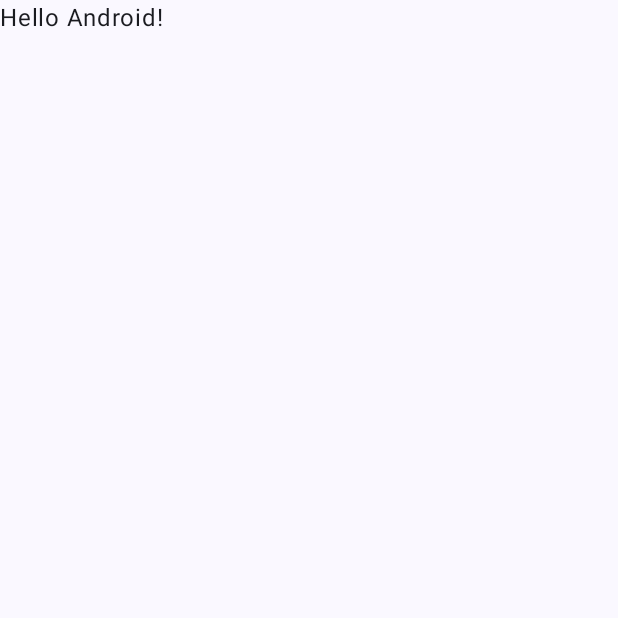
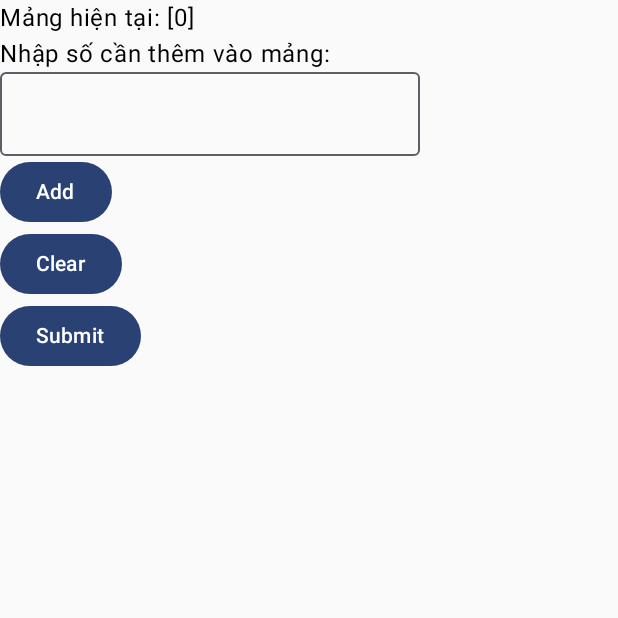
Before and after one commit to MaiKhoa0101/AlgorithmSimulationApp, an Android app built with Jetpack Compose: the screen it shows after launch (MainActivity), on a phone screen of 412 x 824 dp, the top half of it. Before the commit the part shown is almost empty. Run offline under Robolectric (Android 15) with nearby library versions, the light colour scheme and no system bars.

Commit message:
add merge sort

```diff
--- a/app/src/main/java/com/example/algorithmssimulationapp/MainActivity.kt
+++ b/app/src/main/java/com/example/algorithmssimulationapp/MainActivity.kt
@@ -4,13 +4,19 @@ import android.os.Bundle
 import androidx.activity.ComponentActivity
 import androidx.activity.compose.setContent
 import androidx.activity.enableEdgeToEdge
-import androidx.compose.foundation.layout.fillMaxSize
-import androidx.compose.foundation.layout.padding
-import androidx.compose.material3.Scaffold
+import androidx.compose.foundation.layout.Column
+import androidx.compose.foundation.layout.Row
+import androidx.compose.material3.Button
+import androidx.compose.material3.OutlinedTextField
 import androidx.compose.material3.Text
 import androidx.compose.runtime.Composable
-import androidx.compose.ui.Modifier
-import androidx.compose.ui.tooling.preview.Preview
+import androidx.compose.runtime.getValue
+import androidx.compose.runtime.mutableStateOf
+import androidx.compose.runtime.remember
+import androidx.compose.runtime.setValue
+import androidx.core.text.isDigitsOnly
+import com.example.algorithmssimulationapp.sort.mergeSort
+import com.example.algorithmssimulationapp.sort.showMergeSort
 import com.example.algorithmssimulationapp.ui.theme.AlgorithmsSimulationAppTheme
 
 class MainActivity : ComponentActivity() {
@@ -18,30 +24,64 @@ class MainActivity : ComponentActivity() {
         super.onCreate(savedInstanceState)
         enableEdgeToEdge()
         setContent {
-            AlgorithmsSimulationAppTheme {
-                Scaffold(modifier = Modifier.fillMaxSize()) { innerPadding ->
-                    Greeting(
-                        name = "Android",
-                        modifier = Modifier.padding(innerPadding)
-                    )
+            val list = mutableListOf(0)
+            AlgorithmsSimulationAppTheme{
+                addListFun(list)
+            }
+        }
+    }
+
+    @Composable
+    fun addListFun(list: MutableList<Int>){
+        var number by remember { mutableStateOf("") }
+        var onSubmitted by remember { mutableStateOf(false) }
+        Column {
+            Text("Mảng hiện tại: $list")
+            Text("Nhập số cần thêm vào mảng: ")
+            OutlinedTextField(
+                value = number,
+                onValueChange = {
+                    number = it
                 }
+            )
+            Button(
+                onClick = {
+                    if (number.isNotEmpty() && number.isDigitsOnly()) {
+                        list.add(number.toInt())
+                        number = ""
+                    }
+                    else{
+                        println("Invalid input")
+                    }
+                }
+            ) {
+                Text("Add")
+            }
+            Button(
+                onClick = {
+                    list.clear()
+                    onSubmitted = false
+                }
+            ) {
+                Text("Clear")
+            }
+            //Submit button
+            Button(
+                onClick = {
+                    onSubmitted = true
+                    println("Mảng ban đầu: $list")
+                }
+            ) {
+                Text("Submit")
+            }
+            if (list.size > 1 && onSubmitted) {
+                showMergeSort(list)
             }
         }
     }
 }
 
 @Composable
-fun Greeting(name: String, modifier: Modifier = Modifier) {
-    Text(
-        text = "Hello $name!",
-        modifier = modifier
-    )
+fun showList(list: MutableList<Int>){
+    Text("Mảng sau khi sort: $list")
 }
-
-@Preview(showBackground = true)
-@Composable
-fun GreetingPreview() {
-    AlgorithmsSimulationAppTheme {
-        Greeting("Android")
-    }
-}
```
Also changed, not shown: app/src/main/java/com/example/algorithmssimulationapp/sort/MergeSort.kt (added, +57 -0 lines).
